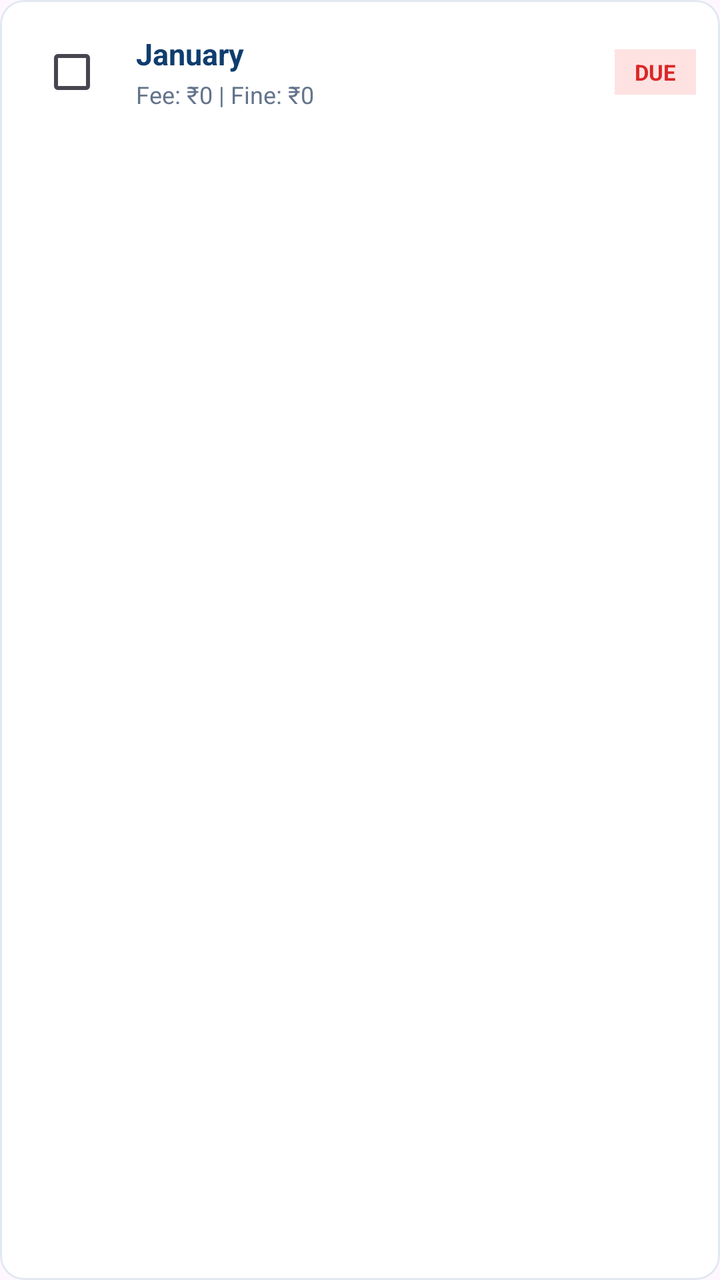
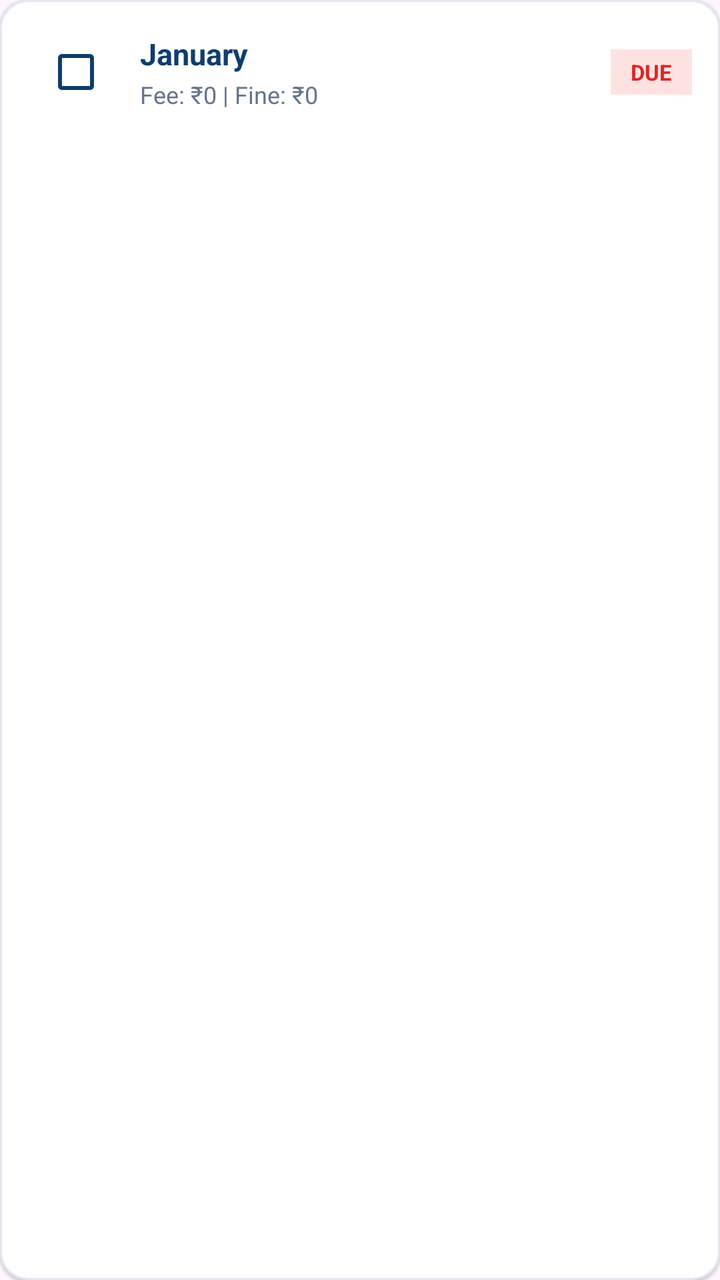

Screens rendered from an Android XML layout before and after an edit, with the pre-edit source and the edit as a unified diff.
<!-- AndroidManifest.xml: application theme Theme.SchoolManager -->
<!-- res/layout/item_month_fee.xml -->
<?xml version="1.0" encoding="utf-8"?>
<com.google.android.material.card.MaterialCardView
    xmlns:android="http://schemas.android.com/apk/res/android"
    xmlns:app="http://schemas.android.com/apk/res-auto"
    android:id="@+id/cardMonth"
    android:layout_width="match_parent"
    android:layout_height="wrap_content"
    android:layout_marginHorizontal="6dp"
    android:layout_marginVertical="4dp"
    app:cardCornerRadius="12dp"
    app:strokeWidth="1dp"
    app:strokeColor="#E2E8F0"
    app:cardBackgroundColor="@android:color/white">

    <LinearLayout
        android:layout_width="match_parent"
        android:layout_height="wrap_content"
        android:gravity="center_vertical"
        android:orientation="horizontal"
        android:padding="12dp">

        <com.google.android.material.checkbox.MaterialCheckBox
            android:id="@+id/cbSelectMonth"
            android:layout_width="wrap_content"
            android:layout_height="wrap_content" />

        <LinearLayout
            android:layout_width="0dp"
            android:layout_height="wrap_content"
            android:layout_weight="1"
            android:layout_marginStart="8dp"
            android:orientation="vertical">

            <TextView
                android:id="@+id/tvMonthName"
                android:layout_width="wrap_content"
                android:layout_height="wrap_content"
                android:text="January"
                android:textColor="#0F3D6E"
                android:textSize="15sp"
                android:textStyle="bold" />

            <TextView
                android:id="@+id/tvFeeBreakdown"
                android:layout_width="wrap_content"
                android:layout_height="wrap_content"
                android:layout_marginTop="2dp"
                android:text="Fee: ₹0 | Fine: ₹0"
                android:textColor="#64748B"
                android:textSize="12sp" />
        </LinearLayout>

        <com.google.android.material.button.MaterialButton
            android:id="@+id/btnEditClass"
            android:layout_width="wrap_content"
            android:layout_height="40dp"
            android:layout_marginStart="6dp"
            android:minWidth="0dp"
            android:text="Edit"
            android:textSize="11sp"
            android:visibility="gone"
            app:cornerRadius="8dp" />

        <com.google.android.material.button.MaterialButton
            android:id="@+id/btnDeleteExam"
            android:layout_width="wrap_content"
            android:layout_height="40dp"
            android:layout_marginStart="4dp"
            android:minWidth="0dp"
            android:text="Delete"
            android:textSize="11sp"
            android:visibility="gone"
            app:cornerRadius="8dp"
            app:backgroundTint="#FEE2E2"
            android:textColor="#B91C1C" />

        <TextView
            android:id="@+id/tvStatusBadge"
            android:layout_width="wrap_content"
            android:layout_height="wrap_content"
            android:paddingHorizontal="10dp"
            android:paddingVertical="4dp"
            android:text="DUE"
            android:textSize="11sp"
            android:textStyle="bold"
            android:textColor="#DC2626"
            android:background="#FEE2E2" />

    </LinearLayout>
</com.google.android.material.card.MaterialCardView>
<!-- resources referenced by this layout -->
<resources>
  <style name="Theme.SchoolManager" parent="Theme.Material3.DayNight.NoActionBar">
          <item name="colorPrimary">#0F3D6E</item>
          <item name="colorOnPrimary">#FFFFFF</item>
          <item name="colorSecondary">#D97706</item>
          
          <item name="colorSecondaryContainer">#FEF3C7</item>
          <item name="colorOnSecondaryContainer">#0F3D6E</item>
          <item name="android:statusBarColor">#0F3D6E</item>
          <item name="android:windowLightStatusBar">false</item>
      </style>
</resources>

<!-- the commit's change to res/layout/item_month_fee.xml (unified diff, before → after) -->
@@ -7,7 +7,8 @@
     android:layout_height="wrap_content"
     android:layout_marginHorizontal="6dp"
     android:layout_marginVertical="4dp"
-    app:cardCornerRadius="12dp"
+    app:cardCornerRadius="14dp"
+    app:cardElevation="1dp"
     app:strokeWidth="1dp"
     app:strokeColor="#E2E8F0"
     app:cardBackgroundColor="@android:color/white">
@@ -17,12 +18,14 @@
         android:layout_height="wrap_content"
         android:gravity="center_vertical"
         android:orientation="horizontal"
-        android:padding="12dp">
+        android:paddingHorizontal="14dp"
+        android:paddingVertical="12dp">
 
         <com.google.android.material.checkbox.MaterialCheckBox
             android:id="@+id/cbSelectMonth"
             android:layout_width="wrap_content"
-            android:layout_height="wrap_content" />
+            android:layout_height="wrap_content"
+            app:buttonTint="#0F3D6E" />
 
         <LinearLayout
             android:layout_width="0dp"
@@ -53,7 +56,7 @@
         <com.google.android.material.button.MaterialButton
             android:id="@+id/btnEditClass"
             android:layout_width="wrap_content"
-            android:layout_height="40dp"
+            android:layout_height="38dp"
             android:layout_marginStart="6dp"
             android:minWidth="0dp"
             android:text="Edit"
@@ -64,7 +67,7 @@
         <com.google.android.material.button.MaterialButton
             android:id="@+id/btnDeleteExam"
             android:layout_width="wrap_content"
-            android:layout_height="40dp"
+            android:layout_height="38dp"
             android:layout_marginStart="4dp"
             android:minWidth="0dp"
             android:text="Delete"
